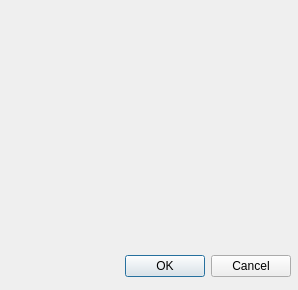
This is KruglovCourseWork2/databasecard.ui in Dmitriy1Fokin/KruglovCourseWork as Qt 5 draws it before an edit. The edited form follows.
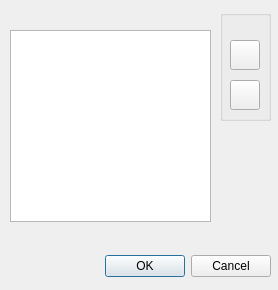
This is the edited form. Icons and pictures are not drawn.

Commit message: add in form Data_base_of_card 2 buttons and listWidget

```diff
--- a/KruglovCourseWork2/databasecard.ui
+++ b/KruglovCourseWork2/databasecard.ui
@@ -6,7 +6,7 @@
    <rect>
     <x>0</x>
     <y>0</y>
-    <width>298</width>
+    <width>278</width>
     <height>290</height>
    </rect>
   </property>
@@ -18,7 +18,7 @@
     <rect>
      <x>10</x>
      <y>250</y>
-     <width>281</width>
+     <width>261</width>
      <height>32</height>
     </rect>
    </property>
@@ -29,6 +29,63 @@
     <set>QDialogButtonBox::Cancel|QDialogButtonBox::Ok</set>
    </property>
   </widget>
+  <widget class="QGroupBox" name="groupBox">
+   <property name="geometry">
+    <rect>
+     <x>220</x>
+     <y>10</y>
+     <width>51</width>
+     <height>111</height>
+    </rect>
+   </property>
+   <property name="title">
+    <string/>
+   </property>
+   <widget class="QPushButton" name="button_add">
+    <property name="geometry">
+     <rect>
+      <x>10</x>
+      <y>30</y>
+      <width>30</width>
+      <height>30</height>
+     </rect>
+    </property>
+    <property name="text">
+     <string/>
+    </property>
+    <property name="icon">
+     <iconset resource="terminal.qrc">
+      <normaloff>:/images/plus.png</normaloff>:/images/plus.png</iconset>
+    </property>
+   </widget>
+   <widget class="QPushButton" name="button_delete">
+    <property name="geometry">
+     <rect>
+      <x>10</x>
+      <y>70</y>
+      <width>30</width>
+      <height>30</height>
+     </rect>
+    </property>
+    <property name="text">
+     <string/>
+    </property>
+    <property name="icon">
+     <iconset resource="terminal.qrc">
+      <normaloff>:/images/minus.png</normaloff>:/images/minus.png</iconset>
+    </property>
+   </widget>
+  </widget>
+  <widget class="QListWidget" name="listWidget_dbCard">
+   <property name="geometry">
+    <rect>
+     <x>10</x>
+     <y>30</y>
+     <width>201</width>
+     <height>192</height>
+    </rect>
+   </property>
+  </widget>
  </widget>
  <resources/>
  <connections>
```
Left out of the diff: 4 changed lines with no effect on the pictures. The commit also changes 11 other files.
